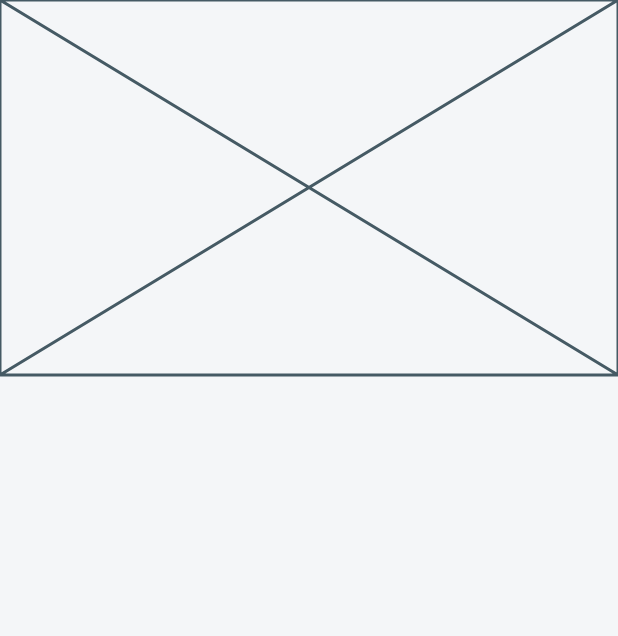
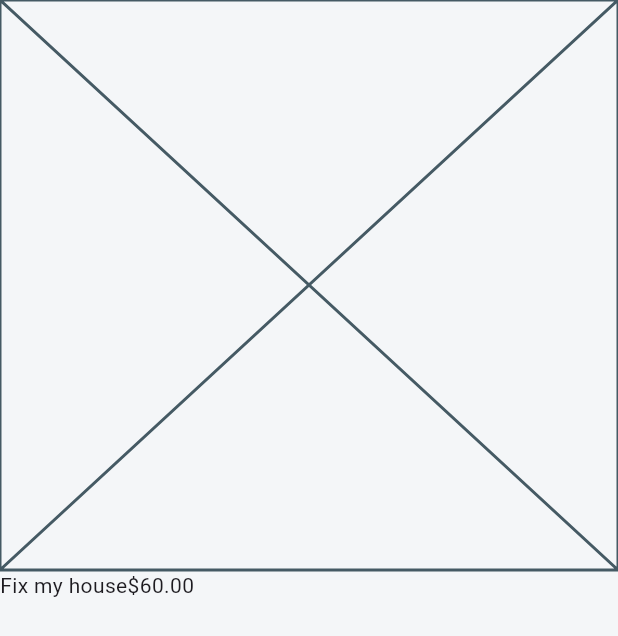
Before and after one commit to JAICHANGPARK/flutter_notebook_chapter_47, a Flutter app: the HomeCleaningDetailPage screen opened directly, on a phone screen of 412 x 824 dp. Shown: the top 636 px of the screen. Run offline on Flutter 3.47's test engine with Material 3 defaults, Android fonts, the phone set to English and light mode, and no system bars; our stand-ins replace gap, hugeicons.

Commit message:
Update home_cleaning_detail_page.dart

```diff
--- a/lib/ep2368_home_cleaning_app/ui/home_cleaning_detail_page.dart
+++ b/lib/ep2368_home_cleaning_app/ui/home_cleaning_detail_page.dart
@@ -14,10 +14,16 @@ class _HomeCleaningDetailPageState extends State<HomeCleaningDetailPage> {
       backgroundColor: Color.fromRGBO(244, 246, 248, 1),
       body: Column(
         children: [
-          Container(
-            height: 250,
-            child: Placeholder(),
-          )
+          Container(height: 380, child: Placeholder()),
+          Expanded(
+            child: Column(
+              children: [
+                Row(children: [Text("Fix my house"), Text("\$60.00"),
+                Text("")
+                ]),
+              ],
+            ),
+          ),
         ],
       ),
     );
```
